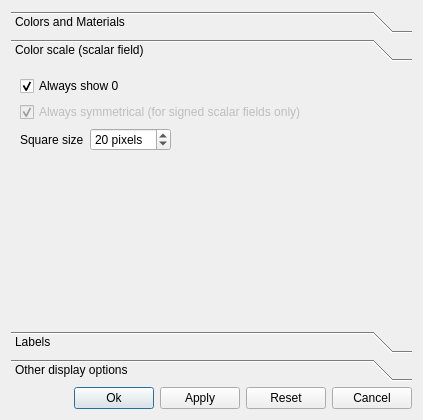
Qt form qCC/ui_templates/displayOptionsDlg.ui (CloudCompare/CloudCompare) before a commit.
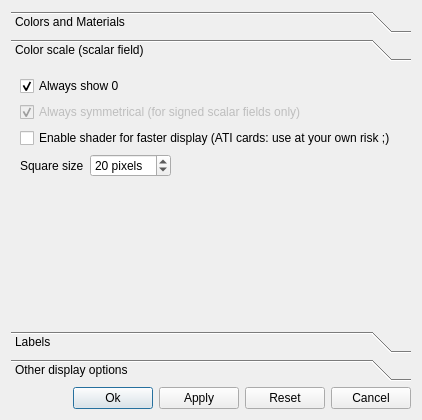
The same form after that commit. The open tabs and pages were chosen to show the change. Icons and pictures are not drawn.

Patch:
```diff
--- a/qCC/ui_templates/displayOptionsDlg.ui
+++ b/qCC/ui_templates/displayOptionsDlg.ui
@@ -6,7 +6,7 @@
    <rect>
     <x>0</x>
     <y>0</y>
-    <width>423</width>
+    <width>422</width>
     <height>420</height>
    </rect>
   </property>
@@ -347,7 +347,7 @@
        <rect>
         <x>0</x>
         <y>0</y>
-        <width>405</width>
+        <width>404</width>
         <height>263</height>
        </rect>
       </property>
@@ -378,6 +378,13 @@
          </property>
         </widget>
        </item>
+       <item>
+        <widget class="QCheckBox" name="useColorScaleShaderCheckBox">
+         <property name="text">
+          <string>Enable shader for faster display (ATI cards: use at your own risk ;)</string>
+         </property>
+        </widget>
+       </item>
        <item>
         <layout class="QHBoxLayout" name="horizontalLayout">
          <item>
```
Left out of the diff: 8 changed lines with no effect on the pictures.
